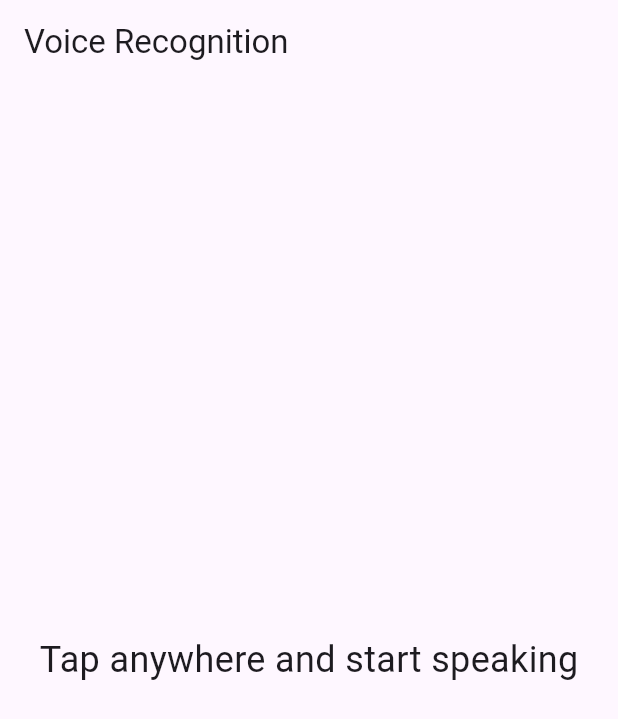
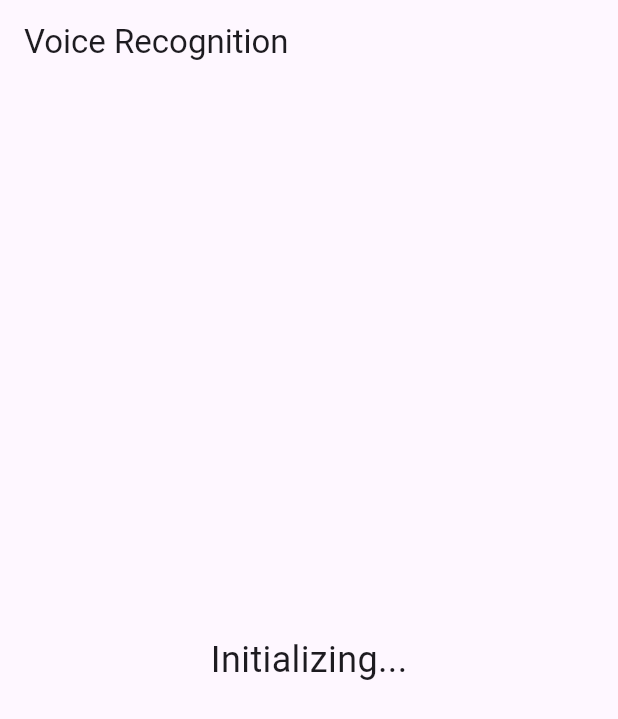
Before and after one commit to Jujubalandia/AMYNK, a Flutter app: the screen it shows after launch, on a phone screen of 412 x 824 dp. Shown: the top 719 px of the screen. Run offline on Flutter 3.47's test engine with Material 3 defaults, Android fonts, the light colour scheme and no system bars; our stand-ins replace camera, flutter_tts, permission_handler, speech_to_text.

Commit message:
talks with user

```diff
--- a/lib/main.dart
+++ b/lib/main.dart
@@ -11,7 +11,7 @@ class MyApp extends StatelessWidget {
   @override
   Widget build(BuildContext context) {
     return MaterialApp(
-      title: 'Voice Assistance App',
+      title: 'All Medicine You Need Known',
       theme: ThemeData(
         primarySwatch: Colors.blue,
       ),
--- a/lib/voice_recognition.dart
+++ b/lib/voice_recognition.dart
@@ -3,6 +3,7 @@ import 'package:speech_to_text/speech_to_text.dart' as stt;
 import 'package:permission_handler/permission_handler.dart';
 import 'camera_screen.dart';
 import 'package:camera/camera.dart';
+import 'package:flutter_tts/flutter_tts.dart';
 
 class VoiceRecognition extends StatefulWidget {
   const VoiceRecognition({super.key});
@@ -13,16 +14,20 @@ class VoiceRecognition extends StatefulWidget {
 
 class _VoiceRecognitionState extends State<VoiceRecognition> {
   late stt.SpeechToText _speech;
-  bool _isListening = false;
-  String _text = "Tap anywhere and start speaking";
+  late FlutterTts _flutterTts;
+  String _text = "Initializing...";
   late List<CameraDescription> _cameras;
 
   @override
   void initState() {
     super.initState();
     _speech = stt.SpeechToText();
+    _flutterTts = FlutterTts();
     _requestPermission();
     _initializeCameras();
+    _speak(
+        "The app is ready to receive commands. Please say 'take a picture' to open the camera.");
+    _listenContinuously();
   }
 
   void _requestPermission() async {
@@ -41,19 +46,27 @@ class _VoiceRecognitionState extends State<VoiceRecognition> {
     _cameras = await availableCameras();
   }
 
-  void _listen() async {
-    if (!_isListening) {
+  void _speak(String text) async {
+    await _flutterTts.speak(text);
+  }
+
+  void _listenContinuously() async {
     bool available = await _speech.initialize(
-        onStatus: (val) => print('onStatus: $val'),
-        onError: (val) => print('onError: $val'),
+      onStatus: (val) {
+        if (val == "done" || val == "notListening") {
+          _listenContinuously();
+        }
+      },
+      onError: (val) {
+        print('onError: $val');
+        _listenContinuously();
+      },
     );
     if (available) {
-        setState(() => _isListening = true);
       _speech.listen(
         onResult: (val) => setState(() {
           _text = val.recognizedWords;
           if (val.hasConfidenceRating && val.confidence > 0) {
-              // Add your logic here to handle recognized words
             print('Recognized: $_text');
             if (_text.toLowerCase().contains('take a picture')) {
               _openCamera();
@@ -61,10 +74,6 @@ class _VoiceRecognitionState extends State<VoiceRecognition> {
           }
         }),
       );
-      }
-    } else {
-      setState(() => _isListening = false);
-      _speech.stop();
     }
   }
 
@@ -87,15 +96,12 @@ class _VoiceRecognitionState extends State<VoiceRecognition> {
       appBar: AppBar(
         title: const Text('Voice Recognition'),
       ),
-      body: GestureDetector(
-        onTap: _listen,
-        child: Center(
+      body: Center(
         child: Text(
           _text,
           style: const TextStyle(fontSize: 24.0),
         ),
       ),
-      ),
     );
   }
 }
--- a/pubspec.yaml
+++ b/pubspec.yaml
@@ -33,6 +33,7 @@ dependencies:
   speech_to_text: ^6.6.2
   permission_handler: ^10.2.0
   camera: ^0.11.0+2
+  flutter_tts: ^4.0.2
 
 
   # The following adds the Cupertino Icons font to your application.
```
Also changed, not shown: pubspec.lock. Lines whose indentation alone changed are shown as unchanged.
